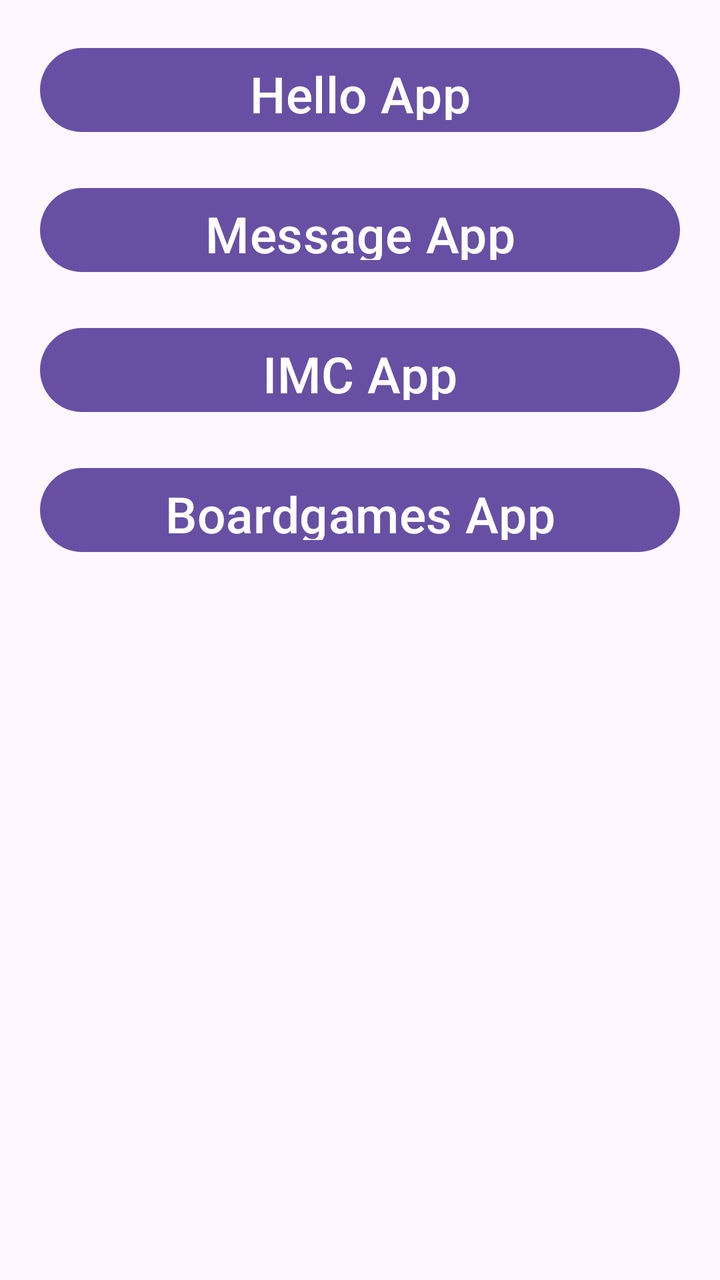
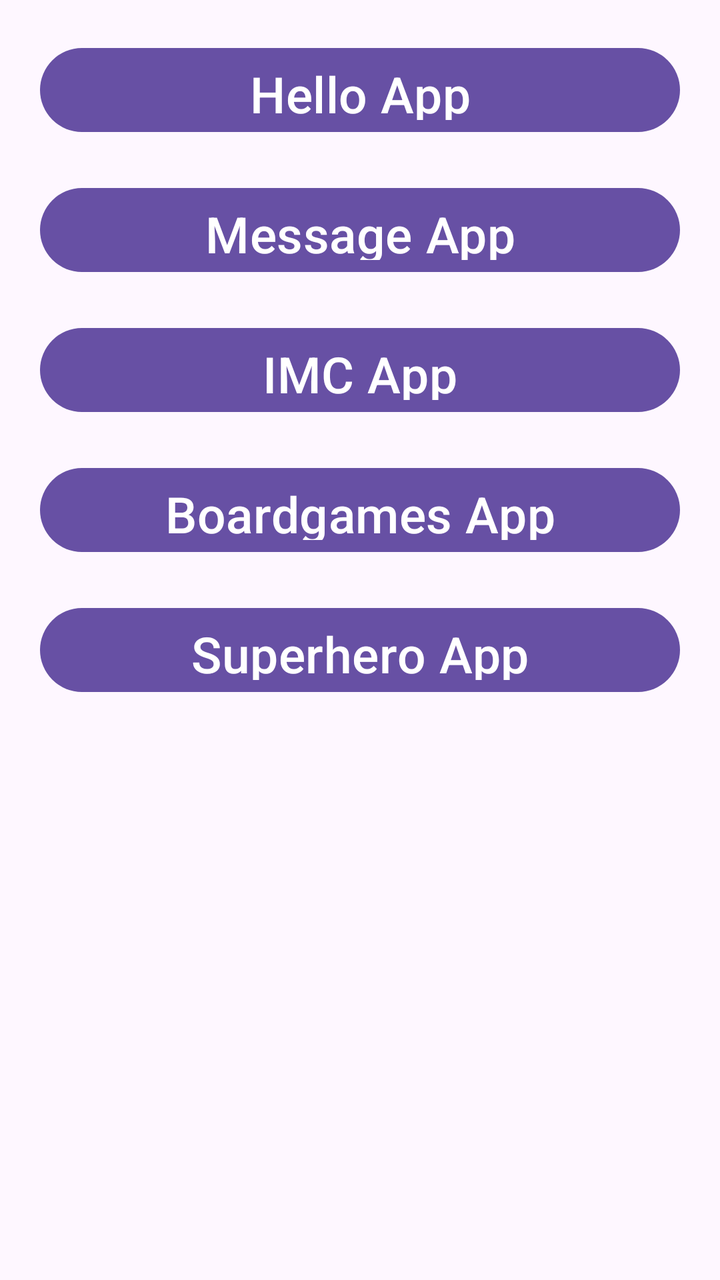

Before-and-after screenshots of an Android layout around one commit, followed by the original layout XML and the change that was made.
<!-- AndroidManifest.xml: application theme Theme.Aplicaciones_clase -->
<!-- res/layout/activity_menu.xml -->
<?xml version="1.0" encoding="utf-8"?>
<LinearLayout
    xmlns:android="http://schemas.android.com/apk/res/android"
    xmlns:app="http://schemas.android.com/apk/res-auto"
    xmlns:tools="http://schemas.android.com/tools"
    android:id="@+id/main"
    android:layout_width="match_parent"
    android:layout_height="match_parent"
    tools:context=".MenuActivity"
    android:orientation="vertical">

    <Button
        android:id="@+id/btnHelloApp"
        android:layout_width="match_parent"
        android:layout_height="50dp"
        android:text="Hello App"
        android:textSize="25sp"
        android:layout_marginHorizontal="20dp"
        android:layout_marginTop="20dp"/>

    <Button
        android:id="@+id/btnMessageApp"
        android:layout_width="match_parent"
        android:layout_height="50dp"
        android:text="Message App"
        android:textSize="25sp"
        android:layout_marginHorizontal="20dp"
        android:layout_marginTop="20dp"/>

    <Button
        android:id="@+id/btnImcApp"
        android:layout_width="match_parent"
        android:layout_height="50dp"
        android:text="IMC App"
        android:textSize="25sp"
        android:layout_marginHorizontal="20dp"
        android:layout_marginTop="20dp"/>

    <Button
        android:id="@+id/btnBoardgamesApp"
        android:layout_width="match_parent"
        android:layout_height="50dp"
        android:text="Boardgames App"
        android:textSize="25sp"
        android:layout_marginHorizontal="20dp"
        android:layout_marginTop="20dp"/>

</LinearLayout>
<!-- resources referenced by this layout -->
<resources>
  <style name="Theme.Aplicaciones_clase" parent="Base.Theme.Aplicaciones_clase" />
  <style name="Base.Theme.Aplicaciones_clase" parent="Theme.Material3.DayNight.NoActionBar">
          
          
      </style>
</resources>

<!-- the commit's change to res/layout/activity_menu.xml (unified diff, before → after) -->
@@ -45,4 +45,13 @@
         android:layout_marginHorizontal="20dp"
         android:layout_marginTop="20dp"/>
 
+    <Button
+        android:id="@+id/btnSuperheroApp"
+        android:layout_width="match_parent"
+        android:layout_height="50dp"
+        android:text="Superhero App"
+        android:textSize="25sp"
+        android:layout_marginHorizontal="20dp"
+        android:layout_marginTop="20dp"/>
+
 </LinearLayout>
